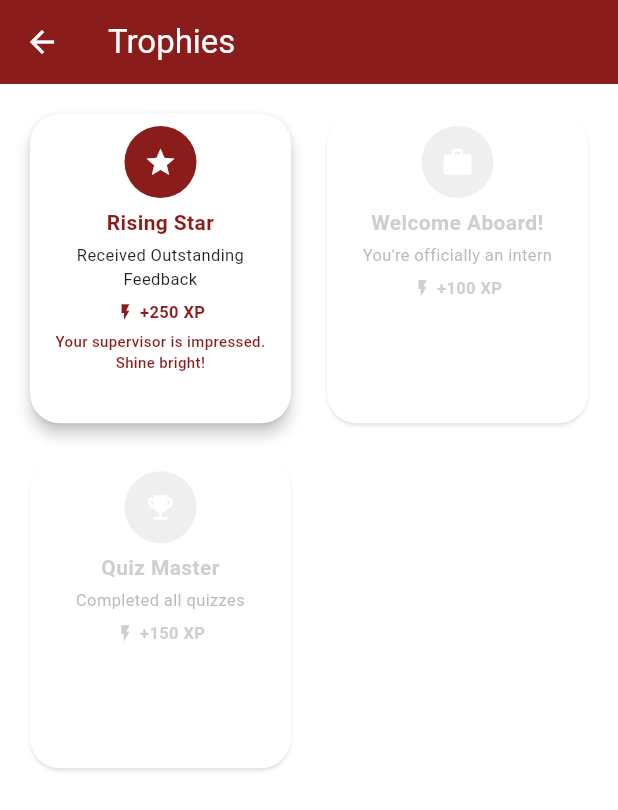
After one commit to bahaED-Doss/Esprit-Inter-Link-, a Flutter app: the StudentTrophiesPage screen opened by its route, on a phone screen of 412 x 824 dp. The commit adds this screen. Shown: the top 810 px of the screen. Run offline on Flutter 3.47's test engine with Material 3 defaults, Android fonts, the phone set to English and light mode, and no system bars; our stand-ins replace go_router, sqflite; accounts and stored records are empty.

Commit message:
adding missing foalders

```diff
--- /dev/null
+++ b/lib/features/trophies/presentation/pages/student_trophies_page.dart
@@ -0,0 +1,184 @@
+import 'package:flutter/material.dart';
+
+class TrophyModel {
+  final String id;
+  final String name;
+  final String description;
+  final int xpPoints;
+  final String message;
+  final bool locked;
+  final String iconName;
+
+  TrophyModel({
+    required this.id,
+    required this.name,
+    required this.description,
+    required this.xpPoints,
+    required this.message,
+    required this.locked,
+    required this.iconName,
+  });
+}
+
+class StudentTrophiesPage extends StatelessWidget {
+  final List<TrophyModel> trophies;
+  static const Color redColor = Color(0xFF8B1C1C); // Utilise le rouge principal du projet
+
+  const StudentTrophiesPage({Key? key, required this.trophies}) : super(key: key);
+
+  @override
+  Widget build(BuildContext context) {
+    final double screenWidth = MediaQuery.of(context).size.width;
+    final double maxCardWidth = screenWidth < 500 ? 180 : 220;
+    return Scaffold(
+      appBar: AppBar(
+        title: const Text('Trophies', style: TextStyle(color: Colors.white)),
+        backgroundColor: redColor,
+        iconTheme: const IconThemeData(color: Colors.white),
+      ),
+      backgroundColor: Colors.white,
+      body: Padding(
+        padding: EdgeInsets.all(screenWidth < 400 ? 8.0 : 16.0),
+        child: GridView.builder(
+          gridDelegate: SliverGridDelegateWithMaxCrossAxisExtent(
+            maxCrossAxisExtent: maxCardWidth,
+            crossAxisSpacing: screenWidth < 400 ? 8 : 16,
+            mainAxisSpacing: screenWidth < 400 ? 8 : 16,
+            childAspectRatio: 0.85,
+          ),
+          itemCount: trophies.length,
+          itemBuilder: (context, index) {
+            final trophy = trophies[index];
+            return _TrophyCard(trophy: trophy, redColor: redColor);
+          },
+        ),
+      ),
+    );
+  }
+}
+
+class _TrophyCard extends StatelessWidget {
+  final TrophyModel trophy;
+  final Color redColor;
+
+  const _TrophyCard({required this.trophy, required this.redColor});
+
+  @override
+  Widget build(BuildContext context) {
+    final bool isLocked = trophy.locked;
+    return LayoutBuilder(
+      builder: (context, constraints) {
+        return GestureDetector(
+          onTap: isLocked ? null : () {
+            ScaffoldMessenger.of(context).showSnackBar(
+              SnackBar(content: Text('Trophy: ${trophy.name}')),
+            );
+          },
+          child: Opacity(
+            opacity: isLocked ? 0.5 : 1.0,
+            child: Card(
+              elevation: isLocked ? 1 : 4,
+              shape: RoundedRectangleBorder(borderRadius: BorderRadius.circular(20)),
+              color: Colors.white,
+              child: ConstrainedBox(
+                constraints: BoxConstraints(
+                  maxHeight: constraints.maxHeight,
+                  minHeight: 120,
+                ),
+                child: Padding(
+                  padding: const EdgeInsets.all(8.0),
+                  child: SingleChildScrollView(
+                    physics: const NeverScrollableScrollPhysics(),
+                    child: Column(
+                      mainAxisSize: MainAxisSize.min,
+                      crossAxisAlignment: CrossAxisAlignment.center,
+                      children: [
+                        CircleAvatar(
+                          radius: 24,
+                          backgroundColor: isLocked ? Colors.grey[300] : redColor,
+                          child: Icon(
+                            _getIconData(trophy.iconName),
+                            color: Colors.white,
+                            size: 22,
+                          ),
+                        ),
+                        const SizedBox(height: 6),
+                        Text(
+                          trophy.name,
+                          style: TextStyle(
+                            fontWeight: FontWeight.bold,
+                            fontSize: 14,
+                            color: isLocked ? Colors.grey : redColor,
+                          ),
+                          textAlign: TextAlign.center,
+                          maxLines: 2,
+                          overflow: TextOverflow.ellipsis,
+                        ),
+                        const SizedBox(height: 4),
+                        Text(
+                          trophy.description,
+                          style: TextStyle(
+                            fontSize: 11,
+                            color: isLocked ? Colors.grey[600] : Colors.black87,
+                          ),
+                          textAlign: TextAlign.center,
+                          maxLines: 2,
+                          overflow: TextOverflow.ellipsis,
+                        ),
+                        const SizedBox(height: 6),
+                        Row(
+                          mainAxisAlignment: MainAxisAlignment.center,
+                          children: [
+                            Icon(Icons.flash_on, color: isLocked ? Colors.grey : redColor, size: 13),
+                            const SizedBox(width: 3),
+                            Text(
+                              '+${trophy.xpPoints} XP',
+                              style: TextStyle(
+                                color: isLocked ? Colors.grey : redColor,
+                                fontWeight: FontWeight.bold,
+                                fontSize: 11,
+                              ),
+                            ),
+                          ],
+                        ),
+                        if (!isLocked) ...[
+                          const SizedBox(height: 4),
+                          Text(
+                            trophy.message,
+                            style: TextStyle(
+                              color: redColor,
+                              fontSize: 10,
+                              fontWeight: FontWeight.w500,
+                            ),
+                            textAlign: TextAlign.center,
+                            maxLines: 2,
+                            overflow: TextOverflow.ellipsis,
+                          ),
+                        ]
+                      ],
+                    ),
+                  ),
+                ),
+              ),
+            ),
+          ),
+        );
+      },
+    );
+  }
+
+  IconData _getIconData(String iconName) {
+    switch (iconName) {
+      case 'star':
+        return Icons.star;
+      case 'bag':
+        return Icons.work;
+      case 'medal':
+        return Icons.emoji_events;
+      case 'rocket':
+        return Icons.rocket_launch;
+      default:
+        return Icons.emoji_events;
+    }
+  }
+}
--- a/lib/main.dart
+++ b/lib/main.dart
@@ -12,10 +12,11 @@ import 'shared/presentation/todo/student_task_page.dart';
 import 'shared/presentation/todo/hr_applications_page.dart';
 import 'shared/presentation/todo/hr_candidates_page.dart';
 import 'shared/presentation/todo/hr_profile_company_page.dart';
-import 'shared/presentation/pages/pm_profile_page.dart';
+import 'shared/presentation/todo/pm_profile_page.dart';
 import 'shared/presentation/todo/pm_projects_page.dart';
 import 'shared/presentation/todo/pm_interns_page.dart';
 import 'shared/presentation/todo/pm_tasks_page.dart';
+import 'features/trophies/presentation/pages/student_trophies_page.dart';
 
 
 void main() {
@@ -51,6 +52,37 @@ class MyApp extends StatelessWidget {
         '/projects': (context) => const PMProjectsPage(),
         '/interns': (context) => const PMInternsPage(),
         '/tasks': (context) => const PMTasksPage(),
+        '/trophies': (context) => StudentTrophiesPage(
+              trophies: [
+                TrophyModel(
+                  id: '1',
+                  name: 'Rising Star',
+                  description: 'Received Outstanding Feedback',
+                  xpPoints: 250,
+                  message: 'Your supervisor is impressed. Shine bright!',
+                  locked: false,
+                  iconName: 'star',
+                ),
+                TrophyModel(
+                  id: '2',
+                  name: 'Welcome Aboard!',
+                  description: 'You\'re officially an intern',
+                  xpPoints: 100,
+                  message: 'Your journey begins here. Time to make an impact!',
+                  locked: true,
+                  iconName: 'bag',
+                ),
+                TrophyModel(
+                  id: '3',
+                  name: 'Quiz Master',
+                  description: 'Completed all quizzes',
+                  xpPoints: 150,
+                  message: 'Knowledge is power!',
+                  locked: true,
+                  iconName: 'medal',
+                ),
+              ],
+            ),
       },
     );
   }
```
Also changed, not shown: lib/shared/presentation/todo/pm_profile_page.dart (renamed from lib/shared/presentation/pages/pm_profile_page.dart), 9 other files.
